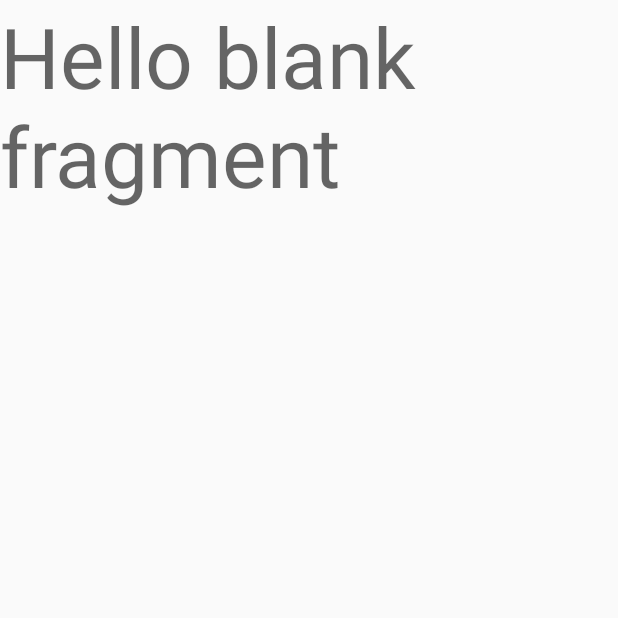
After one commit to elm-suf/TutoFire, an Android app: the fragment BookingFragment shown on its own in the app's theme, on a phone screen of 412 x 824 dp, the top half of it. The commit adds this screen. Run offline under Robolectric (Android 15) with nearby library versions, the phone set to English and light mode, and no system bars.

Commit message:
switched booking to Fragment

```diff
--- a/app/src/main/java/com/projects/tutofire/activities/LoginActivity.java
+++ b/app/src/main/java/com/projects/tutofire/activities/LoginActivity.java
@@ -45,7 +45,7 @@ public class LoginActivity extends AppCompatActivity {
         Toast.makeText(getApplicationContext(), "DocumentSnapshot added", Toast.LENGTH_SHORT).show();
 
 
-        HomeActivity = new Intent(this, HomeActivity.class);
+        HomeActivity = new Intent(this, Home.class);
         RegistrationActivity = new Intent(this, RegisterActivity.class);
 
         btn_login.setOnClickListener(v -> login());
--- /dev/null
+++ b/app/src/main/java/com/projects/tutofire/fragments/BookingFragment.java
@@ -0,0 +1,30 @@
+package com.projects.tutofire.fragments;
+
+
+import android.os.Bundle;
+import android.support.v4.app.Fragment;
+import android.view.LayoutInflater;
+import android.view.View;
+import android.view.ViewGroup;
+
+import com.projects.tutofire.R;
+
+/**
+ * A simple {@link Fragment} subclass.
+ */
+public class BookingFragment extends Fragment {
+
+
+    public BookingFragment() {
+        // Required empty public constructor
+    }
+
+
+    @Override
+    public View onCreateView(LayoutInflater inflater, ViewGroup container,
+                             Bundle savedInstanceState) {
+        // Inflate the layout for this fragment
+        return inflater.inflate(R.layout.fragment_booking, container, false);
+    }
+
+}
--- a/app/src/main/res/drawable/side_nav_bar.xml
+++ b/app/src/main/res/drawable/side_nav_bar.xml
@@ -2,8 +2,8 @@
     android:shape="rectangle">
     <gradient
         android:angle="135"
-        android:centerColor="#ABCCDE"
-        android:endColor="#BABABA"
-        android:startColor="#FFAABB"
+        android:centerColor="#922C4F"
+        android:endColor="#673AB7"
+        android:startColor="#E91313"
         android:type="linear" />
 </shape>
--- a/app/src/main/res/layout/activity_home2.xml
+++ b/app/src/main/res/layout/activity_home2.xml
@@ -2,6 +2,7 @@
 <android.support.v4.widget.DrawerLayout xmlns:android="http://schemas.android.com/apk/res/android"
     xmlns:app="http://schemas.android.com/apk/res-auto"
     xmlns:tools="http://schemas.android.com/tools"
+
     android:id="@+id/drawer_layout"
     android:layout_width="match_parent"
     android:layout_height="match_parent"
--- /dev/null
+++ b/app/src/main/res/layout/fragment_booking.xml
@@ -0,0 +1,15 @@
+<?xml version="1.0" encoding="utf-8"?>
+<FrameLayout xmlns:android="http://schemas.android.com/apk/res/android"
+    xmlns:tools="http://schemas.android.com/tools"
+    android:layout_width="match_parent"
+    android:layout_height="match_parent"
+    tools:context=".fragments.BookingFragment">
+
+    <!-- TODO: Update blank fragment layout -->
+    <TextView
+        android:layout_width="match_parent"
+        android:layout_height="match_parent"
+        android:text="@string/hello_blank_fragment"
+        android:textAppearance="@style/TextAppearance.AppCompat.Display3" />
+
+</FrameLayout>
```
Also changed, not shown: app/build.gradle (+4 -3 lines), app/src/main/java/com/projects/tutofire/fragments/CoursesFragment.java (+19 -2 lines), app/src/main/java/com/projects/tutofire/fragments/adapters/MyAdapter.java (+31 -21 lines), app/src/main/res/layout/nav_header_home.xml (+5 -5 lines).
